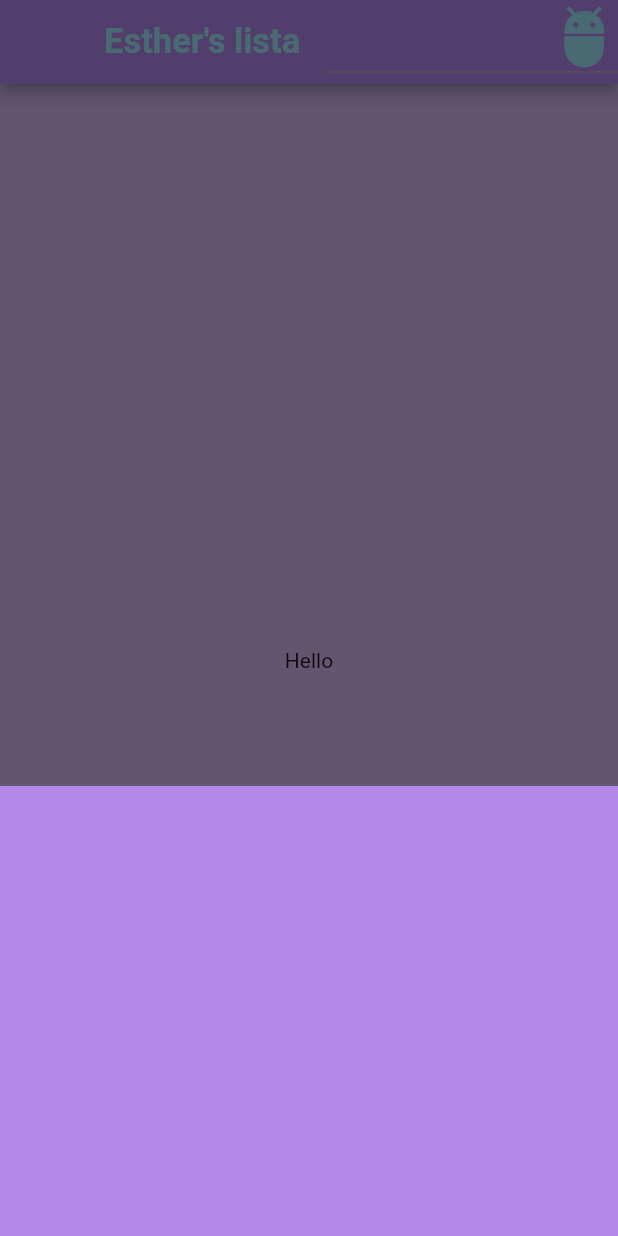
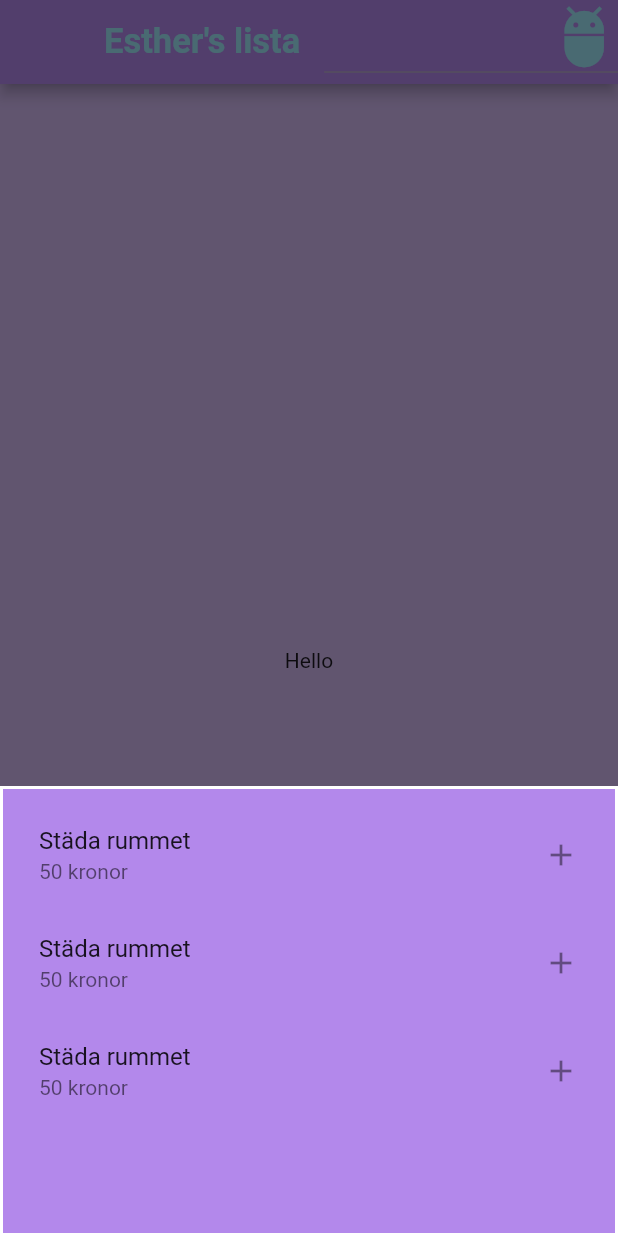
Before and after one commit to Borgersen84/weekly_allowance_app, a Flutter app: the screen it shows after launch, after a tap on the "add" icon, on a phone screen of 412 x 824 dp. Run offline on Flutter 3.47's test engine with Material 2 defaults, Android fonts, the phone set to English and light mode, and no system bars.

Commit message:
styling of bottomsheet

```diff
--- a/lib/screens/start_screen.dart
+++ b/lib/screens/start_screen.dart
@@ -11,9 +11,18 @@ class StartScreen extends StatelessWidget {
       MenuItemRow("Add Item", kMenuIcon),
     ),
     onTap: () {
-      print("textitem pooped");
+      print("textitem clicked");
     },
     value: 1,
+  );
+
+  ListTile tile = ListTile(
+    title: Text("Städa rummet"),
+    trailing: Icon(Icons.add),
+    onTap: () {
+      print("on tap working");
+    },
+    subtitle: Text("50 kronor"),
   );
 
   List<DropdownMenuItem> addItems() {
@@ -23,6 +32,15 @@ class StartScreen extends StatelessWidget {
     menuItems.add(dropDown);
 
     return menuItems;
+  }
+
+  List<ListTile> listTiles() {
+    List<ListTile> modalList = [];
+    modalList.add(tile);
+    modalList.add(tile);
+    modalList.add(tile);
+
+    return modalList;
   }
 
   @override
@@ -37,9 +55,15 @@ class StartScreen extends StatelessWidget {
               context: context,
               builder: (context) {
                 return Container(
+                  decoration: BoxDecoration(
+                    border: Border.all(width: 2, color: Colors.white),
+                    color: Color(0xFFB388EB),
+                  ),
                   height: 300,
-                  color: Color(0xFFB388EB),
-                  child: ListView(),
+                  child: ListView(
+                    padding: EdgeInsets.all(8.0),
+                    children: listTiles(),
+                  ),
                 );
               });
         },
--- a/lib/widgets/menuitems/menu_item_row.dart
+++ b/lib/widgets/menuitems/menu_item_row.dart
@@ -25,5 +25,10 @@ class MenuItemRow extends StatelessWidget {
         ),
       ],
     );
+/*        ListTile(
+      title: Text(menuItemText),
+      subtitle: Text("Testing list tiles"),
+      trailing: menuItemIcon,
+    );*/
   }
 }
```
